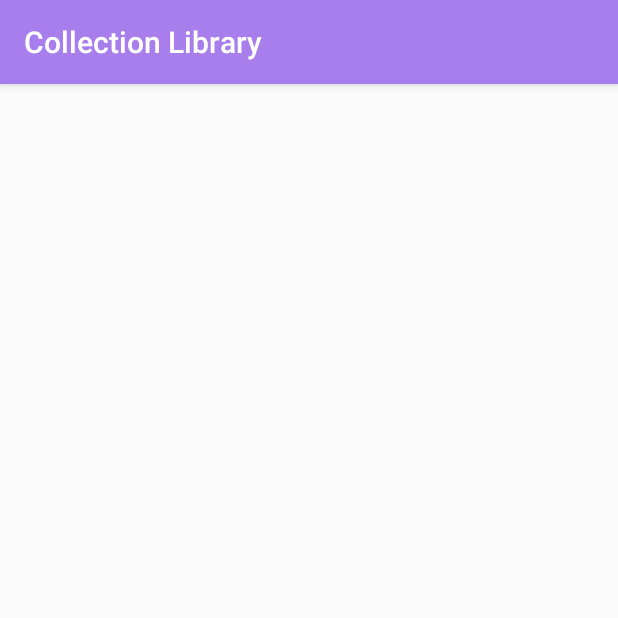
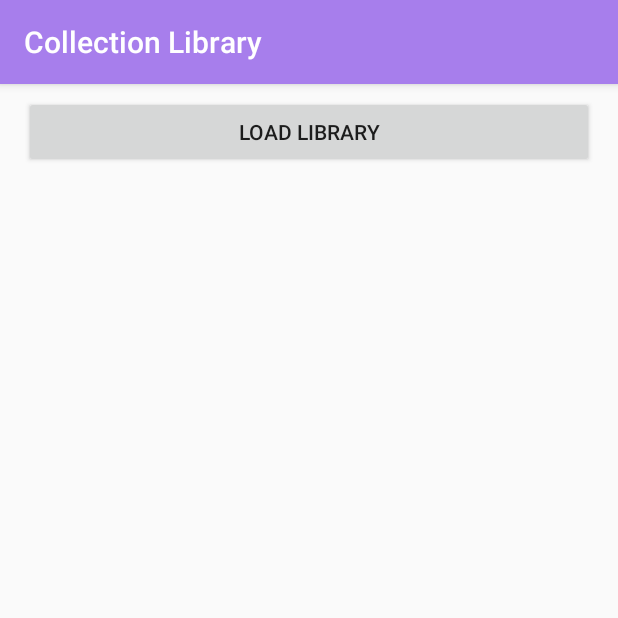
Before and after one commit to keegcb/Test3T, an Android app: the screen it shows after launch (GameLibraryActivity), in the options menu, after a tap on "Game Library", on a phone screen of 412 x 824 dp, the top half of it. Run offline under Robolectric (Android 15) with nearby library versions, the phone set to English and light mode, and no system bars; 1 statement that could not run was skipped.

Commit message:
Created GameLibraryActivity and added RecyclerView to layout. Created game_item used as card in RecyclerView; also created GameItem class to manage layout and GameItemAdapter to handle game item content in layout. Currently in the process of getting GameItemAdapter and GameItem to a functioning state.

```diff
--- /dev/null
+++ b/app/src/main/java/space/java/test3t/GameItem.java
@@ -0,0 +1,25 @@
+package space.java.test3t;
+
+public class GameItem {
+    private int mImageResource;
+    private String mText1;
+    private String mText2;
+
+    public GameItem(int imageResource, String text1, String text2){
+        mImageResource = imageResource;
+        mText1 = text1;
+        mText2 = text2;
+    }
+
+    public int getImageResource(){
+        return mImageResource;
+    }
+
+    public String getText1(){
+        return mText1;
+    }
+
+    public String getText2(){
+        return mText2;
+    }
+}
--- a/app/src/main/java/space/java/test3t/GameLibraryActivity.java
+++ b/app/src/main/java/space/java/test3t/GameLibraryActivity.java
@@ -1,25 +1,78 @@
 package space.java.test3t;
 
+import android.database.Cursor;
 import android.os.Bundle;
 import android.support.design.widget.FloatingActionButton;
 import android.support.design.widget.Snackbar;
+import android.support.v7.app.AlertDialog;
 import android.support.v7.app.AppCompatActivity;
+import android.support.v7.widget.RecyclerView;
 import android.support.v7.widget.Toolbar;
+import android.view.Menu;
+import android.view.MenuInflater;
+import android.view.MenuItem;
 import android.view.View;
+import android.widget.Button;
+import android.widget.Toast;
+
+import java.util.ArrayList;
 
 public class GameLibraryActivity extends AppCompatActivity {
+    private RecyclerView mRecyclerView;
+    private RecyclerView.Adapter mAdapter;
+    private RecyclerView.LayoutManager mLayoutManager;
 
     DatabaseHelper gameDB;
+
+    Button btnRefresh;
 
     @Override
     protected void onCreate(Bundle savedInstanceState) {
         super.onCreate(savedInstanceState);
         setContentView(R.layout.activity_game_library);
-        Toolbar toolbar = findViewById(R.id.toolbar);
+        Toolbar toolbar = findViewById(R.id.toolbar_game_library);
         setSupportActionBar(toolbar);
         getSupportActionBar().setTitle("Collection Library");
         gameDB = new DatabaseHelper(this);
 
+        btnRefresh = findViewById(R.id.action_game_library);
+
+        ArrayList<GameItem> gameList = new ArrayList<>();
+        gameList.add(new GameItem(R.drawable.ic_casino_black_24dp, "Game 1", "Attribute 1"));
+        gameList.add(new GameItem(R.drawable.ic_extension_black_24dp, "Game 2", "Attribute 2"));
+        gameList.add(new GameItem(R.drawable.ic_casino_black_24dp, "Game 3", "Attribute 3"));
+
+        RefreshGameData();
+
+    }
+
+    public void RefreshGameData(){
+        btnRefresh.setOnClickListener(new View.OnClickListener() {
+            @Override
+            public void onClick(View v) {
+                Cursor res = gameDB.getGameData();
+                 if(res.getCount()==0){
+                     showDataMessage("Error", "Nothing found");
+                     return;
+                 }
+
+                 StringBuffer buffer = new StringBuffer();
+                 while (res.moveToNext()){
+                     buffer.append(res.getString(0));
+                 }
+
+                 //show data
+                showDataMessage("Games", buffer.toString());
+            }
+        });
+    }
+
+    public void showDataMessage(String title, String Message){
+        AlertDialog.Builder builder = new AlertDialog.Builder(this);
+        builder.setCancelable(true);
+        builder.setTitle(title);
+        builder.setMessage(Message);
+        builder.show();
     }
 
 }
--- /dev/null
+++ b/app/src/main/res/drawable/ic_casino_black_24dp.xml
@@ -0,0 +1,9 @@
+<vector xmlns:android="http://schemas.android.com/apk/res/android"
+        android:width="24dp"
+        android:height="24dp"
+        android:viewportWidth="24.0"
+        android:viewportHeight="24.0">
+    <path
+        android:fillColor="#FF000000"
+        android:pathData="M19,3L5,3c-1.1,0 -2,0.9 -2,2v14c0,1.1 0.9,2 2,2h14c1.1,0 2,-0.9 2,-2L21,5c0,-1.1 -0.9,-2 -2,-2zM7.5,18c-0.83,0 -1.5,-0.67 -1.5,-1.5S6.67,15 7.5,15s1.5,0.67 1.5,1.5S8.33,18 7.5,18zM7.5,9C6.67,9 6,8.33 6,7.5S6.67,6 7.5,6 9,6.67 9,7.5 8.33,9 7.5,9zM12,13.5c-0.83,0 -1.5,-0.67 -1.5,-1.5s0.67,-1.5 1.5,-1.5 1.5,0.67 1.5,1.5 -0.67,1.5 -1.5,1.5zM16.5,18c-0.83,0 -1.5,-0.67 -1.5,-1.5s0.67,-1.5 1.5,-1.5 1.5,0.67 1.5,1.5 -0.67,1.5 -1.5,1.5zM16.5,9c-0.83,0 -1.5,-0.67 -1.5,-1.5S15.67,6 16.5,6s1.5,0.67 1.5,1.5S17.33,9 16.5,9z"/>
+</vector>
--- /dev/null
+++ b/app/src/main/res/drawable/ic_extension_black_24dp.xml
@@ -0,0 +1,9 @@
+<vector xmlns:android="http://schemas.android.com/apk/res/android"
+        android:width="24dp"
+        android:height="24dp"
+        android:viewportWidth="24.0"
+        android:viewportHeight="24.0">
+    <path
+        android:fillColor="#FF000000"
+        android:pathData="M20.5,11H19V7c0,-1.1 -0.9,-2 -2,-2h-4V3.5C13,2.12 11.88,1 10.5,1S8,2.12 8,3.5V5H4c-1.1,0 -1.99,0.9 -1.99,2v3.8H3.5c1.49,0 2.7,1.21 2.7,2.7s-1.21,2.7 -2.7,2.7H2V20c0,1.1 0.9,2 2,2h3.8v-1.5c0,-1.49 1.21,-2.7 2.7,-2.7 1.49,0 2.7,1.21 2.7,2.7V22H17c1.1,0 2,-0.9 2,-2v-4h1.5c1.38,0 2.5,-1.12 2.5,-2.5S21.88,11 20.5,11z"/>
+</vector>
--- a/app/src/main/res/layout/activity_game_library.xml
+++ b/app/src/main/res/layout/activity_game_library.xml
@@ -12,7 +12,7 @@
         android:theme="@style/AppTheme.AppBarOverlay">
 
         <android.support.v7.widget.Toolbar
-            android:id="@+id/toolbar"
+            android:id="@+id/toolbar_game_library"
             android:layout_width="match_parent"
             android:layout_height="?attr/actionBarSize"
             android:background="?attr/colorPrimary"
--- a/app/src/main/res/layout/content_game_library.xml
+++ b/app/src/main/res/layout/content_game_library.xml
@@ -8,4 +8,30 @@
     tools:context=".GameLibraryActivity"
     tools:showIn="@layout/activity_game_library">
 
+    <Button
+        android:id="@+id/button_refresh"
+        android:layout_width="0dp"
+        android:layout_height="wrap_content"
+        android:layout_marginStart="16dp"
+        android:layout_marginTop="8dp"
+        android:layout_marginEnd="16dp"
+        android:text="Load Library"
+        app:layout_constraintEnd_toEndOf="parent"
+        app:layout_constraintStart_toStartOf="parent"
+        app:layout_constraintTop_toTopOf="parent" />
+
+    <android.support.v7.widget.RecyclerView
+        android:id="@+id/recyclerview_game_library"
+        android:layout_width="0dp"
+        android:layout_height="0dp"
+        android:layout_marginStart="4dp"
+        android:layout_marginTop="8dp"
+        android:layout_marginEnd="4dp"
+        android:layout_marginBottom="4dp"
+        android:padding="4dp"
+        android:scrollbars="vertical"
+        app:layout_constraintBottom_toBottomOf="parent"
+        app:layout_constraintEnd_toEndOf="parent"
+        app:layout_constraintStart_toStartOf="parent"
+        app:layout_constraintTop_toBottomOf="@+id/button_refresh" />
 </android.support.constraint.ConstraintLayout>
--- a/app/src/main/res/menu/menu_main.xml
+++ b/app/src/main/res/menu/menu_main.xml
@@ -24,7 +24,7 @@
     <item
         android:id="@+id/action_game_library"
         android:actionLayout="@layout/content_game_library"
-        android:title="Game Library"
+        android:title="@string/game_library"
         app:showAsAction="never" />
 
     <item
--- a/app/src/main/res/values/strings.xml
+++ b/app/src/main/res/values/strings.xml
@@ -9,6 +9,8 @@
     <string name="title_activity_add_group">AddGroupActivity</string>
     <string name="toolbar_new_game">New Game</string>
     <string name="title_activity_game_library">GameLibraryActivity</string>
+    <string name="game_library">Game Library</string>
+    <string name="refresh">Refresh</string>
     <string-array name="spinner_min_seats">
         <item></item>
         <item>1</item>
```
Also changed, not shown: app/src/main/java/space/java/test3t/DatabaseHelper.java (+7 -0 lines), app/src/main/java/space/java/test3t/GameItemAdapter.java (added, +44 -0 lines), app/src/main/res/drawable/ic_autorenew_black_24dp.xml (added, +9 -0 lines), app/src/main/res/layout/game_item.xml (added, +40 -0 lines).
